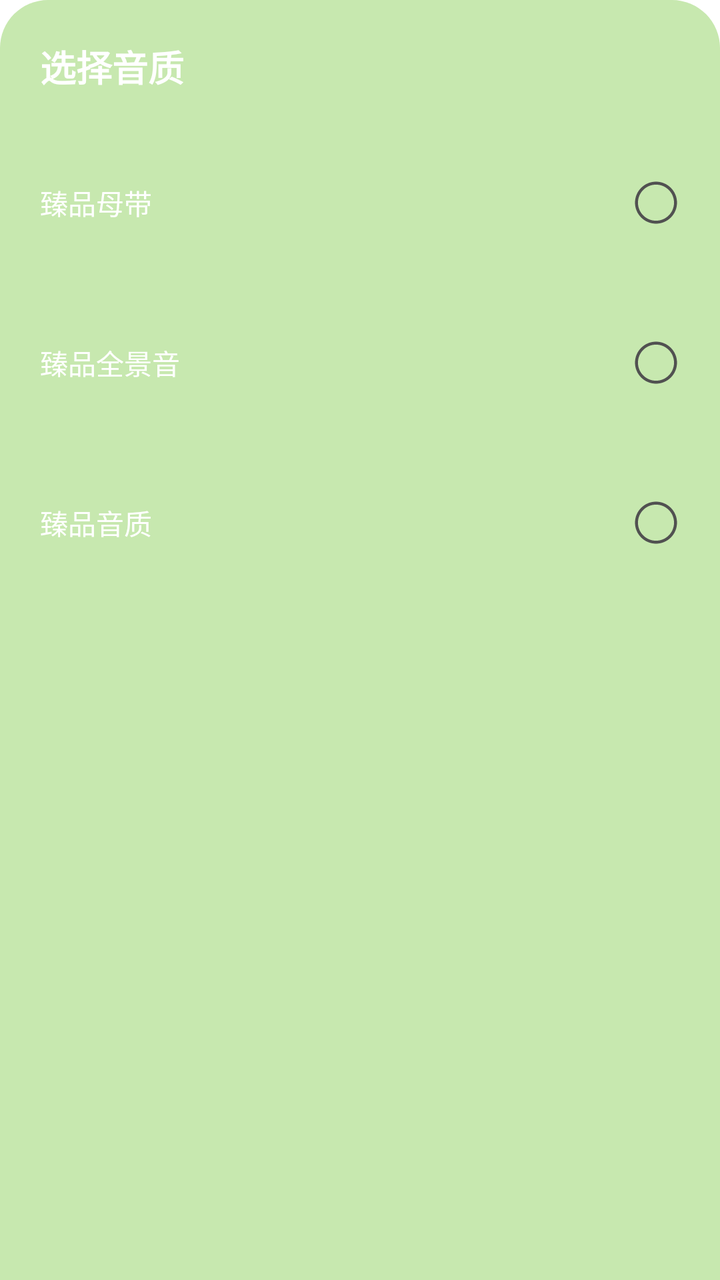
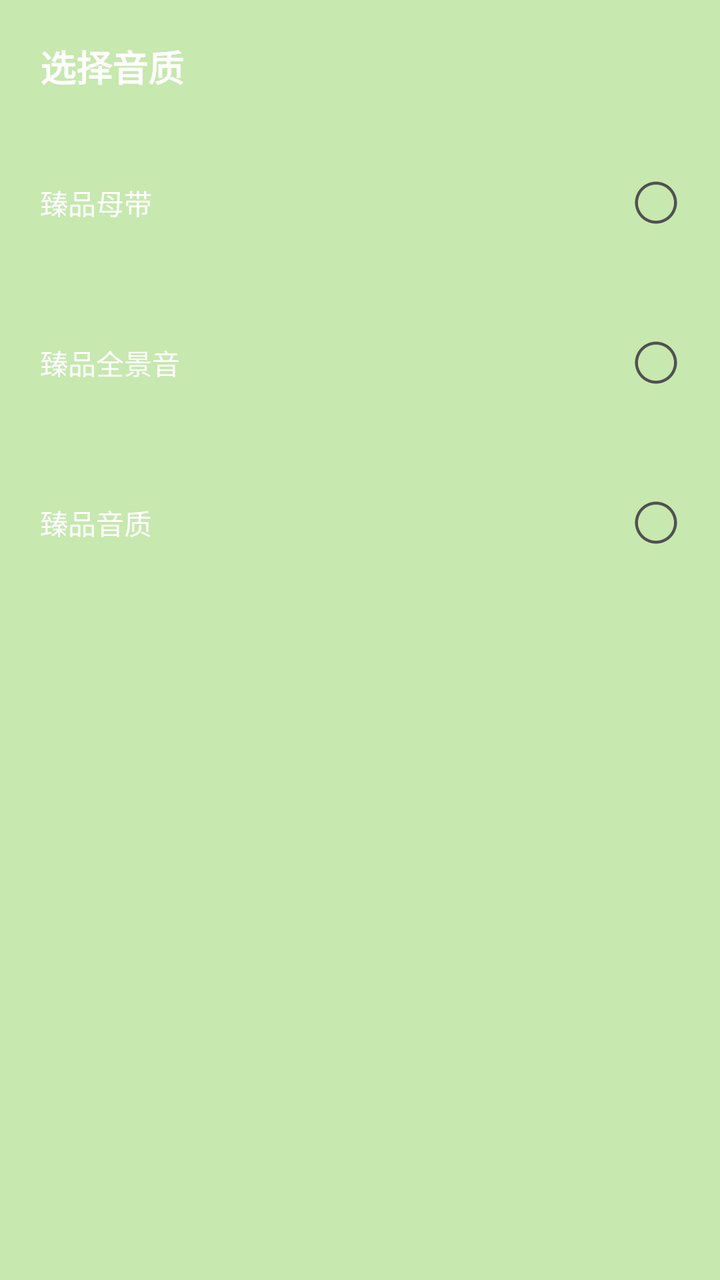

An Android layout rendered at two revisions. The XML below is the earlier revision; the diff shows what the commit changed to produce the second picture.
<!-- AndroidManifest.xml: another module's application theme Theme.LiJieMusic -->
<!-- res/layout/dialog_quality_bottom_sheet.xml -->
<?xml version="1.0" encoding="utf-8"?>
<LinearLayout xmlns:android="http://schemas.android.com/apk/res/android"
    android:layout_width="match_parent"
    android:layout_height="wrap_content"
    android:background="@drawable/bg_bottom_sheet_dark"
    android:orientation="vertical"
    android:padding="20dp">

    <TextView
        android:layout_width="wrap_content"
        android:layout_height="wrap_content"
        android:text="选择音质"
        android:textColor="#FFFFFF"
        android:textSize="18sp"
        android:textStyle="bold" />

    <LinearLayout
        android:layout_width="match_parent"
        android:layout_height="wrap_content"
        android:layout_marginTop="30dp"
        android:orientation="vertical">

        <LinearLayout
            android:id="@+id/item_biaozhun"
            android:layout_width="match_parent"
            android:layout_height="50dp"
            android:gravity="center_vertical"
            android:orientation="horizontal">
            <TextView
                android:layout_width="0dp"
                android:layout_height="wrap_content"
                android:layout_weight="1"
                android:text="臻品母带"
                android:textColor="#FFFFFF" />

            <ImageView
                android:id="@+id/biaozhun"
                android:layout_width="24dp"
                android:layout_height="24dp"
                android:src="@drawable/uncheck" />
        </LinearLayout>

        <LinearLayout
            android:layout_width="match_parent"
            android:layout_height="wrap_content"
            android:layout_marginTop="30dp"
            android:orientation="vertical">

            <LinearLayout
                android:id="@+id/item_high"
                android:layout_width="match_parent"
                android:layout_height="50dp"
                android:gravity="center_vertical"
                android:orientation="horizontal">
                <TextView
                    android:layout_width="0dp"
                    android:layout_height="wrap_content"
                    android:layout_weight="1"
                    android:text="臻品全景音"
                    android:textColor="#FFFFFF" />

                <ImageView
                    android:id="@+id/high"
                    android:layout_width="24dp"
                    android:layout_height="24dp"
                    android:src="@drawable/uncheck" />
            </LinearLayout>
        </LinearLayout>

            <LinearLayout
                android:id="@+id/item_wushun"
                android:layout_width="match_parent"
                android:layout_height="wrap_content"
                android:layout_marginTop="30dp"
                android:orientation="vertical">

                <LinearLayout
                    android:id="@+id/item_hq"
                    android:layout_width="match_parent"
                    android:layout_height="50dp"
                    android:gravity="center_vertical"
                    android:orientation="horizontal">
                    <TextView
                        android:layout_width="0dp"
                        android:layout_height="wrap_content"
                        android:layout_weight="1"
                        android:text="臻品音质"
                        android:textColor="#FFFFFF" />

                    <ImageView
                        android:id="@+id/wushun"
                        android:layout_width="24dp"
                        android:layout_height="24dp"
                        android:src="@drawable/uncheck" />
                </LinearLayout>

            </LinearLayout>

        </LinearLayout>

    </LinearLayout>
<!-- resources referenced by this layout -->
<resources>
  <!-- drawable bg_bottom_sheet_dark (drawable) -->
  <?xml version="1.0" encoding="utf-8"?>
  <shape xmlns:android="http://schemas.android.com/apk/res/android">
      <solid android:color="@color/quality_sheet_bg" />
      <corners android:topLeftRadius="24dp" android:topRightRadius="24dp" />
  </shape>
  <!-- drawable uncheck (drawable) -->
  <vector xmlns:android="http://schemas.android.com/apk/res/android" android:height="24dp" android:viewportHeight="1024" android:viewportWidth="1024" android:width="24dp">
        
      <path android:fillColor="#515151" android:pathData="M512,64C264.6,64 64,264.6 64,512c0,247.4 200.6,448 448,448 247.4,0 448,-200.6 448,-448C960,264.6 759.4,64 512,64zM511.9,896.8C299.5,896.8 127.2,724.5 127.2,512S299.5,127.2 511.9,127.2c212.5,0 384.7,172.2 384.7,384.8S724.4,896.8 511.9,896.8z"/>
      
  </vector>
  <style name="Theme.LiJieMusic" parent="Base.Theme.LiJieMusic" />
  <color name="quality_sheet_bg">#C7E8AF</color>
  <style name="Base.Theme.LiJieMusic" parent="Theme.MaterialComponents.DayNight.NoActionBar">
          <item name="android:statusBarColor">@android:color/transparent</item>
      </style>
</resources>

<!-- the commit's change to res/layout/dialog_quality_bottom_sheet.xml (unified diff, before → after) -->
@@ -2,7 +2,7 @@
 <LinearLayout xmlns:android="http://schemas.android.com/apk/res/android"
     android:layout_width="match_parent"
     android:layout_height="wrap_content"
-    android:background="@drawable/bg_bottom_sheet_dark"
+    android:background="@color/quality_sheet_bg"
     android:orientation="vertical"
     android:padding="20dp">
 
<!-- resource entries referenced after the edit -->
@@ -1,11 +1,5 @@
 <!-- resources referenced by this layout -->
 <resources>
-  <!-- drawable bg_bottom_sheet_dark (drawable) -->
-  <?xml version="1.0" encoding="utf-8"?>
-  <shape xmlns:android="http://schemas.android.com/apk/res/android">
-      <solid android:color="@color/quality_sheet_bg" />
-      <corners android:topLeftRadius="24dp" android:topRightRadius="24dp" />
-  </shape>
   <!-- drawable uncheck (drawable) -->
   <vector xmlns:android="http://schemas.android.com/apk/res/android" android:height="24dp" android:viewportHeight="1024" android:viewportWidth="1024" android:width="24dp">
         
